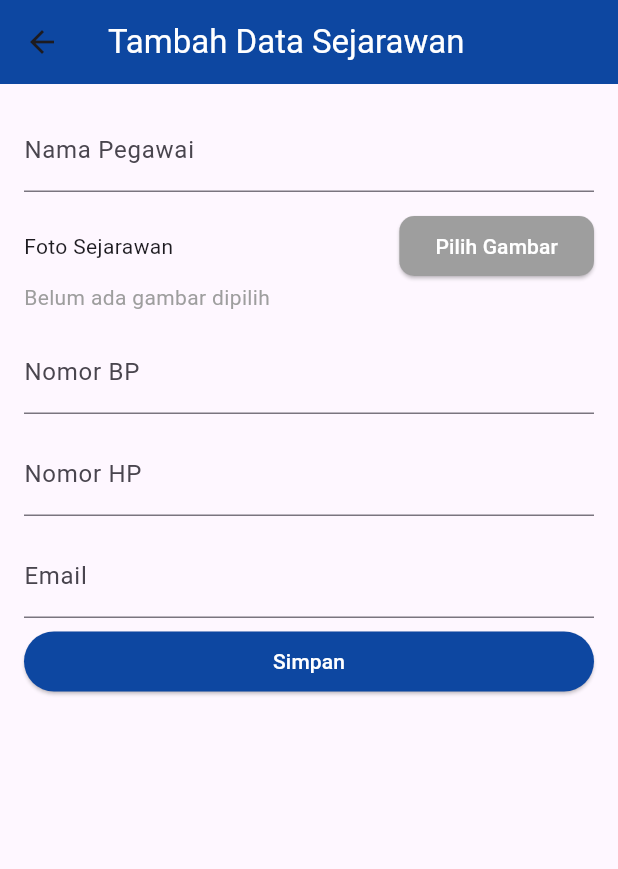
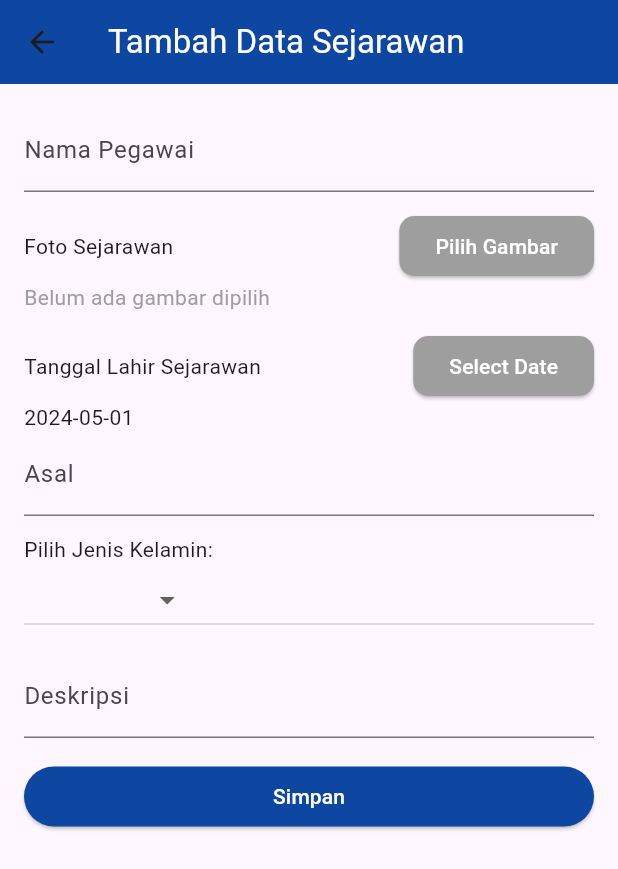
Before and after one commit to RendhikaAditya/KebudayaanBali, a Flutter app: the AddSejarawan screen opened directly, on a phone screen of 412 x 824 dp. Shown: the top 869 px of the screen. Run offline on Flutter 3.47's test engine with Material 3 defaults, Android fonts, the light colour scheme and no system bars; our stand-ins replace image_picker, logger, photo_view, shared_preferences; accounts and stored records are empty; network calls fail.

Commit message:
add Sejarawan finish

```diff
--- a/lib/view/add_sejarawan.dart
+++ b/lib/view/add_sejarawan.dart
@@ -1,9 +1,14 @@
+import 'dart:convert';
 import 'dart:io';
 
 import 'package:flutter/cupertino.dart';
 import 'package:flutter/material.dart';
 import 'package:flutter/widgets.dart';
 import 'package:image_picker/image_picker.dart';
+import 'package:http/http.dart' as http;
+import '../model/model_base.dart';
+import '../utils/api_url.dart';
+import 'bottomNavBar.dart';
 
 class AddSejarawan extends StatefulWidget {
   const AddSejarawan({super.key});
@@ -15,7 +20,25 @@ class AddSejarawan extends StatefulWidget {
 class _AddSejarawanState extends State<AddSejarawan> {
   final _formKey = GlobalKey<FormState>();
   XFile? _image;
+  DateTime _selectedDate = DateTime.now();
+  String? _selectedGender;
+  TextEditingController _controllerNama = TextEditingController();
+  TextEditingController _controllerAsal = TextEditingController();
+  TextEditingController _controllerDeskripsi = TextEditingController();
 
+  Future<void> _selectDate(BuildContext context) async {
+    final DateTime? picked = await showDatePicker(
+      context: context,
+      initialDate: _selectedDate,
+      firstDate: DateTime(2000),
+      lastDate: DateTime(2101),
+    );
+    if (picked != null && picked != _selectedDate) {
+      setState(() {
+        _selectedDate = picked;
+      });
+    }
+  }
   Future<void> _getImage() async {
     final XFile? image =
         await ImagePicker().pickImage(source: ImageSource.gallery);
@@ -25,10 +48,40 @@ class _AddSejarawanState extends State<AddSejarawan> {
     });
   }
 
-  TextEditingController _controllerNama = TextEditingController();
-  TextEditingController _controllerNoBP = TextEditingController();
-  TextEditingController _controllerNoHP = TextEditingController();
-  TextEditingController _controllerEmail = TextEditingController();
+  Future<void> _tambahDataPegawai() async {
+    if (_formKey.currentState!.validate()) {
+      final String apiUrl = '${ApiUrl().baseUrl}pegawai.php'; // Ganti dengan URL backend Anda
+
+      final response = await http.post(Uri.parse(apiUrl), body: {
+        'action': "tambah",
+        'nama_sejarawan': _controllerNama.text,
+        'foto_sejarawan': _image != null ? _image!.path : '',
+        'tanggal_lahir': _selectedDate.toString().substring(0,10),
+        'asal': _controllerAsal.text,
+        'jenis_kelamin': _selectedGender.toString(),
+        'deskripsi': _controllerDeskripsi.text,
+      });
+
+      if (response.statusCode == 200) {
+
+        ScaffoldMessenger.of(context).showSnackBar(
+          SnackBar(content: Text('Data pegawai berhasil ditambahkan')),
+        );
+        Navigator.pushAndRemoveUntil(
+            context,
+            MaterialPageRoute(builder: (context) => BottomNavigation("sejarawan")),
+                (route) => false
+        );
+
+      } else {
+        // Jika permintaan gagal, tampilkan pesan error
+        ScaffoldMessenger.of(context).showSnackBar(
+          SnackBar(content: Text('Gagal menambahkan data pegawai')),
+        );
+      }
+    }
+  }
+
 
   @override
   Widget build(BuildContext context) {
@@ -91,45 +144,67 @@ class _AddSejarawanState extends State<AddSejarawan> {
                       height: 150,
                     ),
               SizedBox(height: 12.0),
+              Row(
+                crossAxisAlignment: CrossAxisAlignment.center,
+                mainAxisAlignment: MainAxisAlignment.spaceBetween,
+                children: <Widget>[
+                  Text("Tanggal Lahir Sejarawan"),
+                  ElevatedButton(
+                    style: ElevatedButton.styleFrom(
+                        foregroundColor: Colors.white,
+                        backgroundColor: Colors.grey,
+                        shape: RoundedRectangleBorder(borderRadius: BorderRadius.all(Radius.circular(10)))
+                    ),
+                    onPressed: ()=>_selectDate(context),
+                    child: Text('Select Date'),
+                  )
+                ],
+              ),
+              _selectedDate == null
+              ? Text("mm-dd-yyyy")
+              : Text(_selectedDate.toString().substring(0,10)),
               TextFormField(
-                controller: _controllerNoBP,
-                decoration: InputDecoration(labelText: 'Nomor BP'),
+                controller: _controllerAsal,
+                decoration: InputDecoration(labelText: 'Asal'),
                 validator: (value) {
                   if (value == null || value.isEmpty) {
-                    return 'Nomor BP tidak boleh kosong';
+                    return 'Asal tidak boleh kosong';
                   }
                   return null;
                 },
               ),
               SizedBox(height: 12.0),
+              Text(
+                'Pilih Jenis Kelamin:',
+              ),
+                DropdownButton<String>(
+                value: _selectedGender,
+                onChanged: (String? newValue) {
+                  setState(() {
+                    _selectedGender = newValue;
+                  });
+                },
+                items: <String>['Laki-laki', 'Perempuan']
+                    .map<DropdownMenuItem<String>>((String value) {
+                  return DropdownMenuItem<String>(
+                    value: value,
+                    child: Text(value),
+                  );
+                }).toList(),
+              ),
+              SizedBox(height: 12),
+
               TextFormField(
-                controller: _controllerNoHP,
-                decoration: InputDecoration(labelText: 'Nomor HP'),
+                controller: _controllerDeskripsi,
+                decoration: InputDecoration(labelText: 'Deskripsi'),
                 validator: (value) {
                   if (value == null || value.isEmpty) {
-                    return 'Nomor HP tidak boleh kosong';
+                    return 'Deskripsi tidak boleh kosong';
                   }
                   return null;
                 },
               ),
-              SizedBox(height: 12.0),
-              TextFormField(
-                controller: _controllerEmail,
-                decoration: InputDecoration(labelText: 'Email'),
-                validator: (value) {
-                  if (value == null || value.isEmpty) {
-                    return 'Email tidak boleh kosong';
-                  }
-                  // Validasi email dengan regex sederhana
-                  if (!RegExp(
-                          r'\b[A-Za-z0-9._%+-]+@[A-Za-z0-9.-]+\.[A-Z|a-z]{2,}\b')
-                      .hasMatch(value)) {
-                    return 'Masukkan email yang valid';
-                  }
-                  return null;
-                },
-              ),
-              SizedBox(height: 5.0),
+              SizedBox(height: 15.0),
               ElevatedButton(
                 onPressed: () {},
                 style: ElevatedButton.styleFrom(
--- a/lib/view/bottomNavBar.dart
+++ b/lib/view/bottomNavBar.dart
@@ -28,7 +28,7 @@ class _BottomNavigationState extends State<BottomNavigation> {
     logger.d("Data dari push :: $initialRoute");
 
     // Pengecekan nilai initialRoute
-    if (initialRoute == "pegawai") {
+    if (initialRoute == "sejarawan") {
       setState(() {
         _selectedIndex = 2;
       });
```
Also changed, not shown: lib/model/model_base.dart (added, +33 -0 lines).
